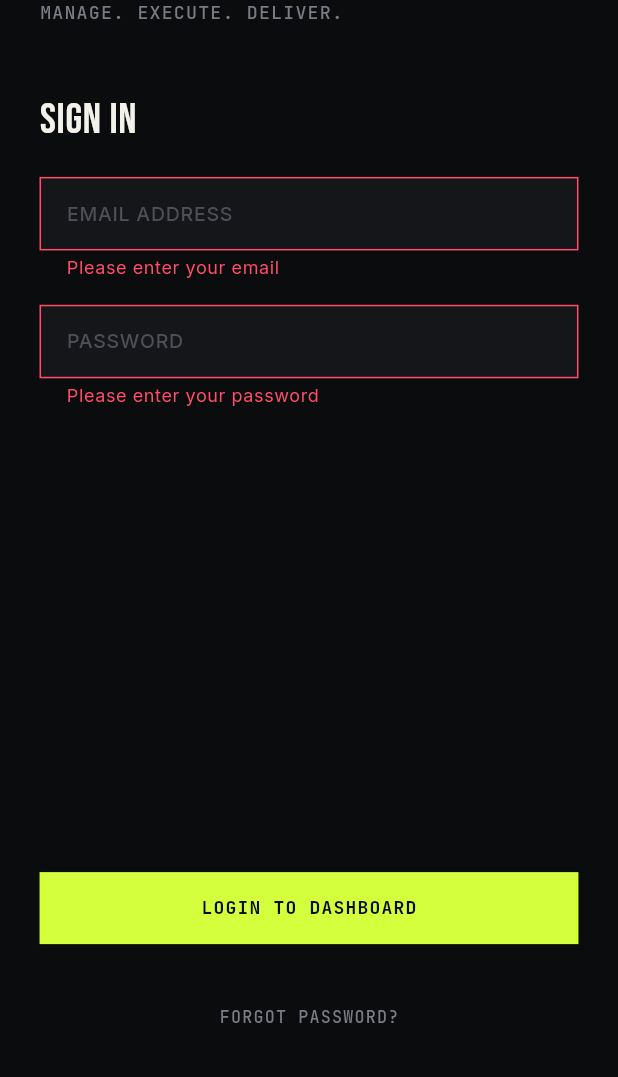
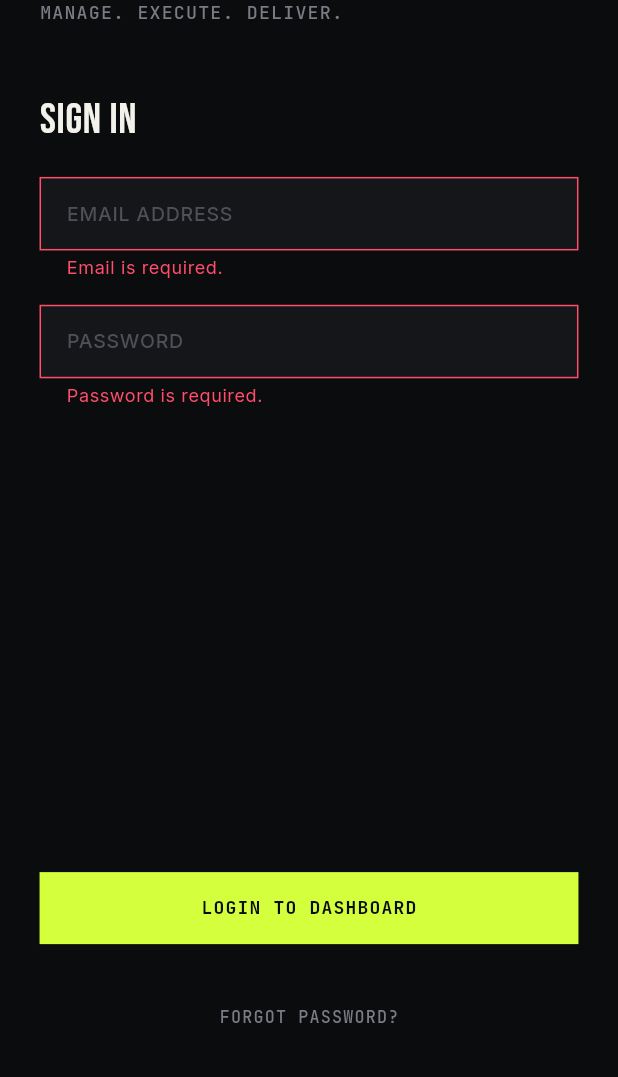
Before and after one commit to ishaque-dev/grubpac, a Flutter app: the screen it shows after launch, after a tap on "LOGIN TO DASHBOARD", on a phone screen of 412 x 824 dp, the part 159-1236 px from its top. Run offline on Flutter 3.47's test engine with Material 3 defaults, Android fonts, the phone set to English and light mode, and no system bars; our stand-ins replace dio, equatable, flutter_bloc, flutter_screenutil, flutter_secure_storage, fpdart and 4 more; accounts and stored records are empty.

Commit message:
strings seperation

```diff
--- a/lib/core/constants/app_strings.dart
+++ b/lib/core/constants/app_strings.dart
@@ -14,6 +14,54 @@ abstract final class AppStrings {
       'Password must be at least 6 characters.';
   static const String durationRequired = 'Duration is required.';
   static const String validDuration = 'Enter a valid duration.';
+
+  static const String descriptionRequired = 'Description is required.';
+  static const String descriptionTooLong =
+      'Description must be 500 characters or fewer.';
+  static const String titleRequired = 'Title is required.';
+  static const String titleTooShort = 'Title must be at least 3 characters.';
+  static const String titleTooLong = 'Title must be 100 characters or fewer.';
+  static const String nameTooLong = 'Name must be 100 characters or fewer.';
+}
+
+abstract final class AppUiStrings {
+  static const String appName = 'TASKFLOW';
+  static const String tagline = 'MANAGE. EXECUTE. DELIVER.';
+  static const String signIn = 'SIGN IN';
+  static const String emailAddress = 'EMAIL ADDRESS';
+  static const String password = 'PASSWORD';
+  static const String login = 'LOGIN TO DASHBOARD';
+  static const String forgotPassword = 'FORGOT PASSWORD?';
+  static const String projects = 'PROJECTS';
+  static const String projectName = 'PROJECT NAME';
+  static const String taskList = 'TASK LIST';
+  static const String all = 'ALL';
+  static const String noProjects = 'NO PROJECTS FOUND';
+  static const String noTasks = 'NO TASKS IN THIS CATEGORY';
+  static const String newProject = 'NEW PROJECT';
+  static const String editProject = 'EDIT PROJECT';
+  static const String deleteProject = 'DELETE PROJECT';
+  static const String deleteProjectQuestion = 'DELETE PROJECT?';
+  static const String projectDeleteWarning =
+      'This will permanently delete {name}.';
+  static const String newTask = 'NEW TASK';
+  static const String taskTitle = 'TASK TITLE';
+  static const String description = 'DESCRIPTION';
+  static const String status = 'STATUS';
+  static const String priority = 'PRIORITY';
+  static const String dueDate = 'DUE DATE';
+  static const String createProject = 'CREATE PROJECT';
+  static const String saveChanges = 'SAVE CHANGES';
+  static const String createTask = 'CREATE TASK';
+  static const String cancel = 'CANCEL';
+  static const String delete = 'DELETE';
+  static const String edit = 'EDIT PROJECT';
+  static const String deleteTask = 'DELETE TASK';
+  static const String taskDeleteQuestion =
+      'Are you sure you want to delete this task?';
+  static const String signOut = 'Sign out';
+  static const String projectActions = 'Project actions';
+  static const String projectNotFound = 'Project not found';
 }
 
 abstract final class AppInternalStrings {
--- a/lib/core/router/app_router.dart
+++ b/lib/core/router/app_router.dart
@@ -3,6 +3,7 @@ import 'dart:async';
 import 'package:flutter/material.dart';
 import 'package:flutter_bloc/flutter_bloc.dart';
 import 'package:go_router/go_router.dart';
+import 'package:grubpac/core/constants/app_strings.dart';
 import 'package:grubpac/features/auth/presentation/bloc/auth_bloc.dart';
 import 'package:grubpac/features/auth/presentation/pages/login_page.dart';
 import 'package:grubpac/features/projects/domain/entities/project_entity.dart';
@@ -56,7 +57,7 @@ class AppRouter {
                     : _findProject(context, state.pathParameters['projectId']);
                 if (authState is! AuthAuthenticated || project == null) {
                   return const Scaffold(
-                    body: Center(child: Text('Project not found')),
+                    body: Center(child: Text(AppUiStrings.projectNotFound)),
                   );
                 }
                 return TasksPage(project: project, session: authState.session);
--- a/lib/features/auth/presentation/pages/login_page.dart
+++ b/lib/features/auth/presentation/pages/login_page.dart
@@ -1,7 +1,9 @@
 import 'package:flutter/material.dart';
 import 'package:flutter_bloc/flutter_bloc.dart';
 import 'package:flutter_screenutil/flutter_screenutil.dart';
+import 'package:grubpac/core/constants/app_strings.dart';
 import 'package:grubpac/core/theme/app_theme.dart';
+import 'package:grubpac/core/utils/app_validators.dart';
 import 'package:grubpac/features/auth/presentation/bloc/auth_bloc.dart';
 
 class LoginPage extends StatefulWidget {
@@ -58,45 +60,40 @@ class _LoginPageState extends State<LoginPage> {
                 children: [
                   SizedBox(height: 60.h),
                   Text(
-                    'TASKFLOW',
+                    AppUiStrings.appName,
                     style: AppText.display(size: 44.sp, color: AppColors.lime),
                   ),
                   Text(
-                    'MANAGE. EXECUTE. DELIVER.',
+                    AppUiStrings.tagline,
                     style: AppText.mono(
                       size: 12.sp,
                       color: AppColors.textMuted,
                     ),
                   ),
                   SizedBox(height: 48.h),
-                  Text('SIGN IN', style: AppText.display(size: 28.sp)),
+                  Text(
+                    AppUiStrings.signIn,
+                    style: AppText.display(size: 28.sp),
+                  ),
                   SizedBox(height: 24.h),
                   TextFormField(
                     controller: _emailController,
                     decoration: const InputDecoration(
-                      hintText: 'EMAIL ADDRESS',
+                      hintText: AppUiStrings.emailAddress,
                     ),
                     keyboardType: TextInputType.emailAddress,
                     style: AppText.body(),
-                    validator: (value) {
-                      if (value == null || value.isEmpty) {
-                        return 'Please enter your email';
-                      }
-                      return null;
-                    },
+                    validator: AppValidators.emailValidator,
                   ),
                   SizedBox(height: 16.h),
                   TextFormField(
                     controller: _passwordController,
-                    decoration: const InputDecoration(hintText: 'PASSWORD'),
+                    decoration: const InputDecoration(
+                      hintText: AppUiStrings.password,
+                    ),
                     obscureText: true,
                     style: AppText.body(),
-                    validator: (value) {
-                      if (value == null || value.isEmpty) {
-                        return 'Please enter your password';
-                      }
-                      return null;
-                    },
+                    validator: AppValidators.passwordValidator,
                   ),
                   const Spacer(),
                   BlocBuilder<AuthBloc, AuthState>(
@@ -114,7 +111,7 @@ class _LoginPageState extends State<LoginPage> {
                                     color: AppColors.bg,
                                   ),
                                 )
-                              : const Text('LOGIN TO DASHBOARD'),
+                              : const Text(AppUiStrings.login),
                         ),
                       );
                     },
@@ -124,7 +121,7 @@ class _LoginPageState extends State<LoginPage> {
                     child: TextButton(
                       onPressed: () {},
                       child: Text(
-                        'FORGOT PASSWORD?',
+                        AppUiStrings.forgotPassword,
                         style: AppText.mono(
                           size: 11.sp,
                           color: AppColors.textMuted,
--- a/lib/features/tasks/presentation/widgets/task_card.dart
+++ b/lib/features/tasks/presentation/widgets/task_card.dart
@@ -1,5 +1,6 @@
 import 'package:flutter/material.dart';
 import 'package:flutter_screenutil/flutter_screenutil.dart';
+import 'package:grubpac/core/constants/app_strings.dart';
 import 'package:grubpac/core/shared/enums.dart';
 import 'package:grubpac/core/theme/app_theme.dart';
 import 'package:grubpac/features/tasks/domain/entities/task_entity.dart';
@@ -35,6 +36,7 @@ class TaskCard extends StatelessWidget {
                   ),
                 ),
                 IconButton(
+                  tooltip: AppUiStrings.deleteTask,
                   onPressed: onDelete,
                   icon: Icon(
                     Icons.delete_outline,
--- a/pubspec.yaml
+++ b/pubspec.yaml
@@ -46,6 +46,7 @@ dependencies:
   flutter_secure_storage: ^11.0.0
   google_fonts: ^6.2.1
   go_router: ^17.5.0
+  mocktail: ^1.0.5
 
 dev_dependencies:
   flutter_test:
```
Also changed, not shown: lib/core/utils/app_validators.dart (+26 -2 lines), lib/features/projects/presentation/pages/projects_page.dart (+14 -8 lines), lib/features/projects/presentation/widgets/create_project_sheet.dart (+12 -9 lines), lib/features/projects/presentation/widgets/edit_project_sheet.dart (+12 -8 lines), lib/features/projects/presentation/widgets/project_card.dart (+4 -3 lines), lib/features/tasks/presentation/pages/tasks_page.dart (+8 -7 lines), lib/features/tasks/presentation/widgets/create_task_sheet.dart (+42 -16 lines).
